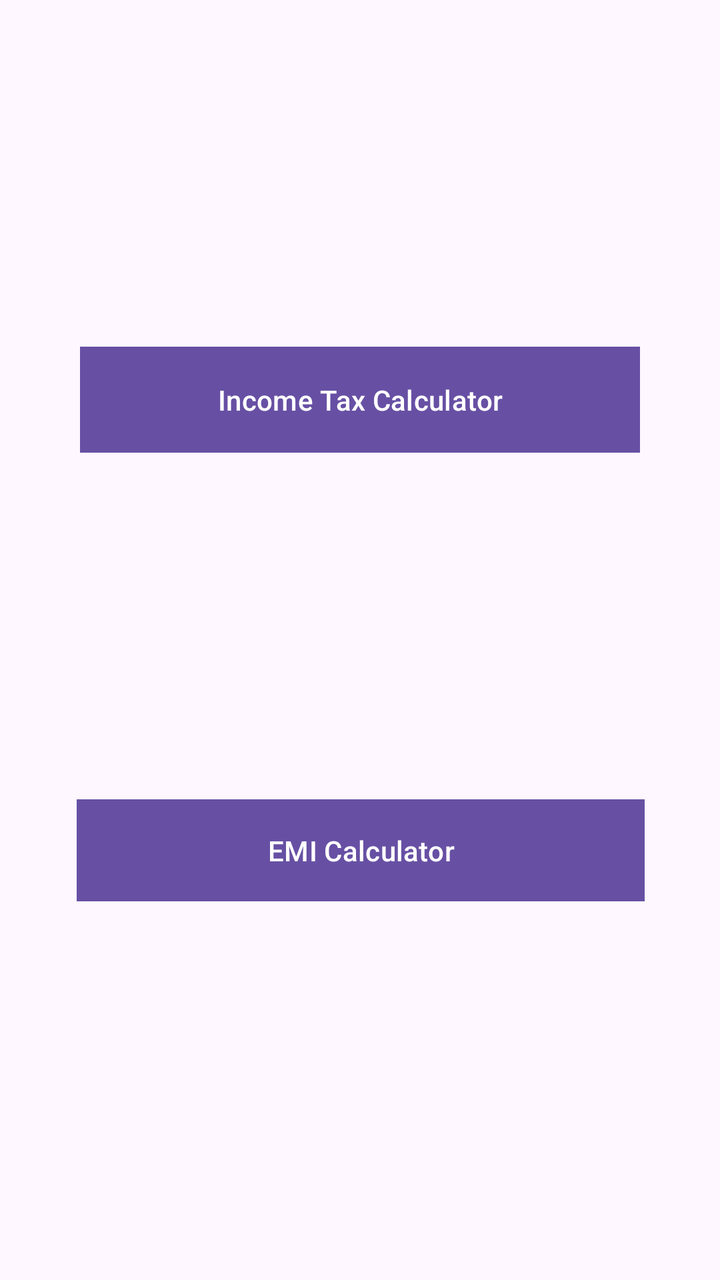
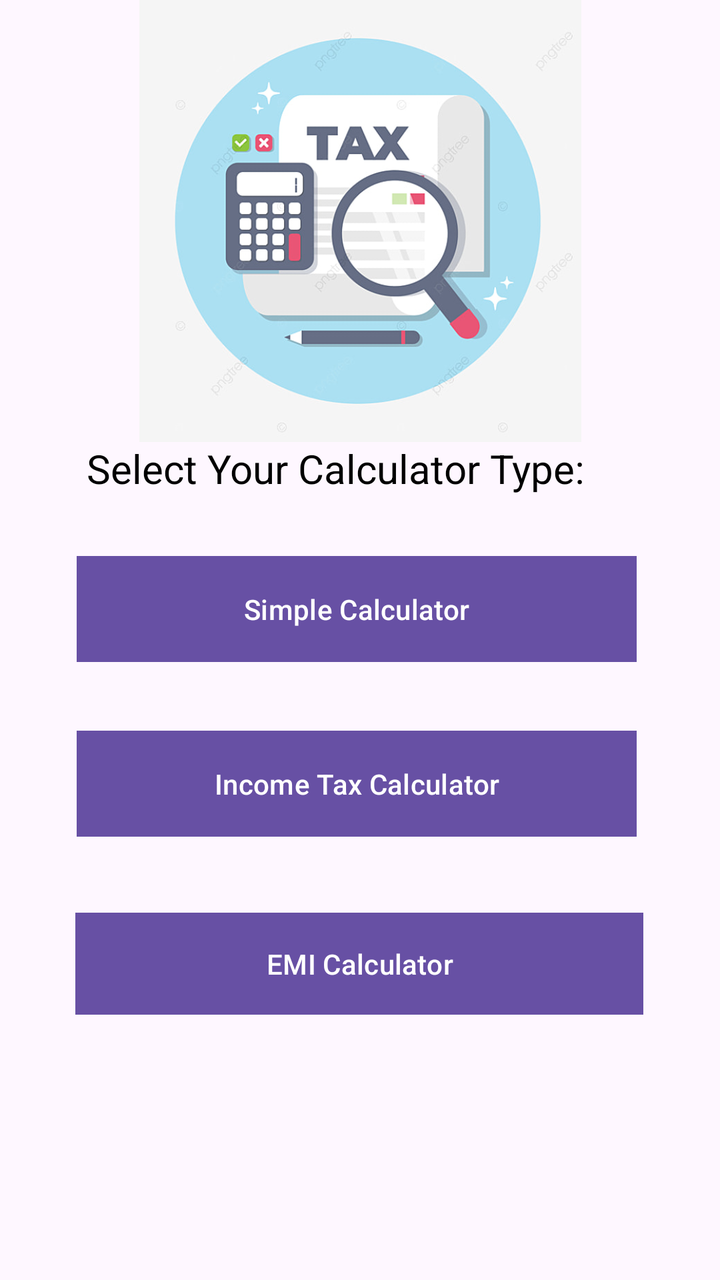

Two renders of the same Android screen: before a commit and after it. Below are the layout's source before the change and the commit's diff.
<!-- AndroidManifest.xml: application theme Theme.TAXEMICALCULATOR -->
<!-- res/layout/activity_main.xml -->
<?xml version="1.0" encoding="utf-8"?>
<androidx.constraintlayout.widget.ConstraintLayout xmlns:android="http://schemas.android.com/apk/res/android"
    xmlns:app="http://schemas.android.com/apk/res-auto"
    xmlns:tools="http://schemas.android.com/tools"
    android:id="@+id/main"
    android:layout_width="match_parent"
    android:layout_height="match_parent"
    tools:context=".MainActivity">

    <Button
        android:id="@+id/button1"
        android:layout_width="280dp"
        android:layout_height="53dp"
        android:background="@color/black"
        android:text="Income Tax Calculator"
        app:layout_constraintBottom_toTopOf="@+id/button2"
        app:layout_constraintEnd_toEndOf="parent" app:layout_constraintLeft_toLeftOf="parent"
        app:layout_constraintRight_toRightOf="parent" app:layout_constraintStart_toStartOf="parent"
        app:layout_constraintTop_toTopOf="parent"
        app:layout_constraintVertical_bias="0.42"
        tools:ignore="HardcodedText"/>
    <Button
        android:id="@+id/button2"
        android:layout_width="284dp"
        android:layout_height="51dp"
        android:layout_marginBottom="16dp"
        android:background="@color/black"
        android:text="EMI Calculator"
        app:layout_constraintBottom_toBottomOf="parent"
        app:layout_constraintHorizontal_bias="0.504"
        app:layout_constraintLeft_toLeftOf="parent"
        app:layout_constraintRight_toRightOf="parent"
        app:layout_constraintTop_toBottomOf="@+id/button1"
        tools:ignore="HardcodedText"/>

</androidx.constraintlayout.widget.ConstraintLayout>
<!-- resources referenced by this layout -->
<resources>
  <color name="black">#FF000000</color>
  <style name="Theme.TAXEMICALCULATOR" parent="Base.Theme.TAXEMICALCULATOR" />
  <style name="Base.Theme.TAXEMICALCULATOR" parent="Theme.Material3.DayNight.NoActionBar">
          
          
      </style>
</resources>

<!-- the commit's change to res/layout/activity_main.xml (unified diff, before → after) -->
@@ -13,24 +13,71 @@
         android:layout_height="53dp"
         android:background="@color/black"
         android:text="Income Tax Calculator"
+        android:textColor="@color/white"
         app:layout_constraintBottom_toTopOf="@+id/button2"
-        app:layout_constraintEnd_toEndOf="parent" app:layout_constraintLeft_toLeftOf="parent"
-        app:layout_constraintRight_toRightOf="parent" app:layout_constraintStart_toStartOf="parent"
+        app:layout_constraintEnd_toEndOf="parent"
+        app:layout_constraintHorizontal_bias="0.48"
+        app:layout_constraintLeft_toLeftOf="parent"
+        app:layout_constraintRight_toRightOf="parent"
+        app:layout_constraintStart_toStartOf="parent"
         app:layout_constraintTop_toTopOf="parent"
-        app:layout_constraintVertical_bias="0.42"
-        tools:ignore="HardcodedText"/>
+        app:layout_constraintVertical_bias="0.906"
+        tools:ignore="HardcodedText" />
+
     <Button
         android:id="@+id/button2"
         android:layout_width="284dp"
         android:layout_height="51dp"
-        android:layout_marginBottom="16dp"
         android:background="@color/black"
         android:text="EMI Calculator"
+        android:textColor="@color/white"
         app:layout_constraintBottom_toBottomOf="parent"
-        app:layout_constraintHorizontal_bias="0.504"
+        app:layout_constraintHorizontal_bias="0.496"
         app:layout_constraintLeft_toLeftOf="parent"
         app:layout_constraintRight_toRightOf="parent"
-        app:layout_constraintTop_toBottomOf="@+id/button1"
-        tools:ignore="HardcodedText"/>
+        app:layout_constraintTop_toTopOf="parent"
+        app:layout_constraintVertical_bias="0.775"
+        tools:ignore="HardcodedText" />
+
+    <Button
+        android:id="@+id/button3"
+        android:layout_width="280dp"
+        android:layout_height="53dp"
+        android:background="@color/black"
+        android:text="Simple Calculator"
+        android:textColor="@color/white"
+        app:layout_constraintBottom_toTopOf="@+id/button1"
+        app:layout_constraintEnd_toEndOf="parent"
+        app:layout_constraintHorizontal_bias="0.48"
+        app:layout_constraintStart_toStartOf="parent"
+        app:layout_constraintTop_toTopOf="parent"
+        app:layout_constraintVertical_bias="0.89"
+        tools:ignore="HardcodedText" />
+
+    <TextView
+        android:id="@+id/textView"
+        android:layout_width="wrap_content"
+        android:layout_height="wrap_content"
+        android:text="Select Your Calculator Type:"
+        android:textSize="20sp"
+        android:textAppearance="@color/black"
+        app:layout_constraintBottom_toTopOf="@+id/button3"
+        app:layout_constraintEnd_toEndOf="parent"
+        app:layout_constraintHorizontal_bias="0.393"
+        app:layout_constraintStart_toStartOf="parent"
+        app:layout_constraintTop_toTopOf="parent"
+        app:layout_constraintVertical_bias="0.879"
+        />
+
+    <ImageView
+        android:id="@+id/imageView"
+        android:layout_width="240dp"
+        android:layout_height="221dp"
+        app:layout_constraintBottom_toTopOf="@+id/textView"
+        app:layout_constraintEnd_toEndOf="parent"
+        app:layout_constraintStart_toStartOf="parent"
+        app:layout_constraintTop_toTopOf="parent"
+        app:layout_constraintVertical_bias="0.327"
+        app:srcCompat="@drawable/tax" />
 
 </androidx.constraintlayout.widget.ConstraintLayout>
<!-- resource entries referenced after the edit -->
@@ -1,6 +1,8 @@
 <!-- resources referenced by this layout -->
 <resources>
   <color name="black">#FF000000</color>
+  <color name="white">#FFFFFFFF</color>
+  <!-- drawable tax: jpg bitmap (drawable, 47821 bytes) -->
   <style name="Theme.TAXEMICALCULATOR" parent="Base.Theme.TAXEMICALCULATOR" />
   <style name="Base.Theme.TAXEMICALCULATOR" parent="Theme.Material3.DayNight.NoActionBar">
           
